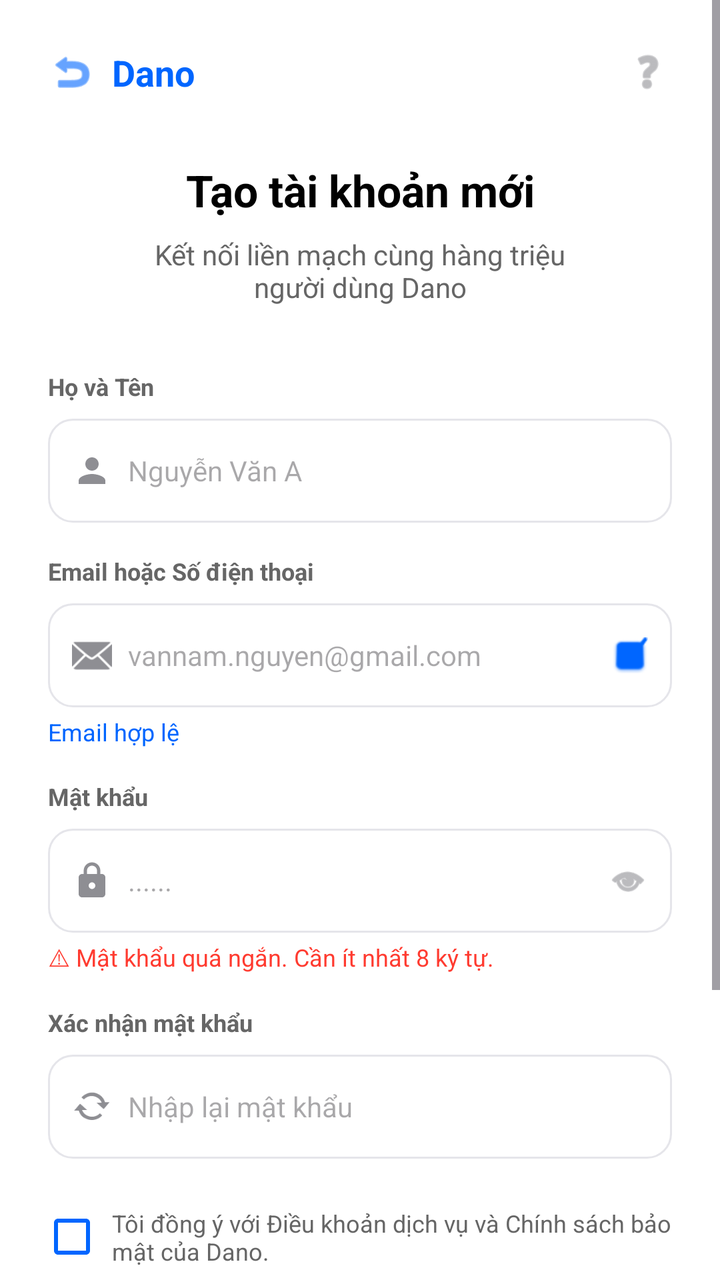
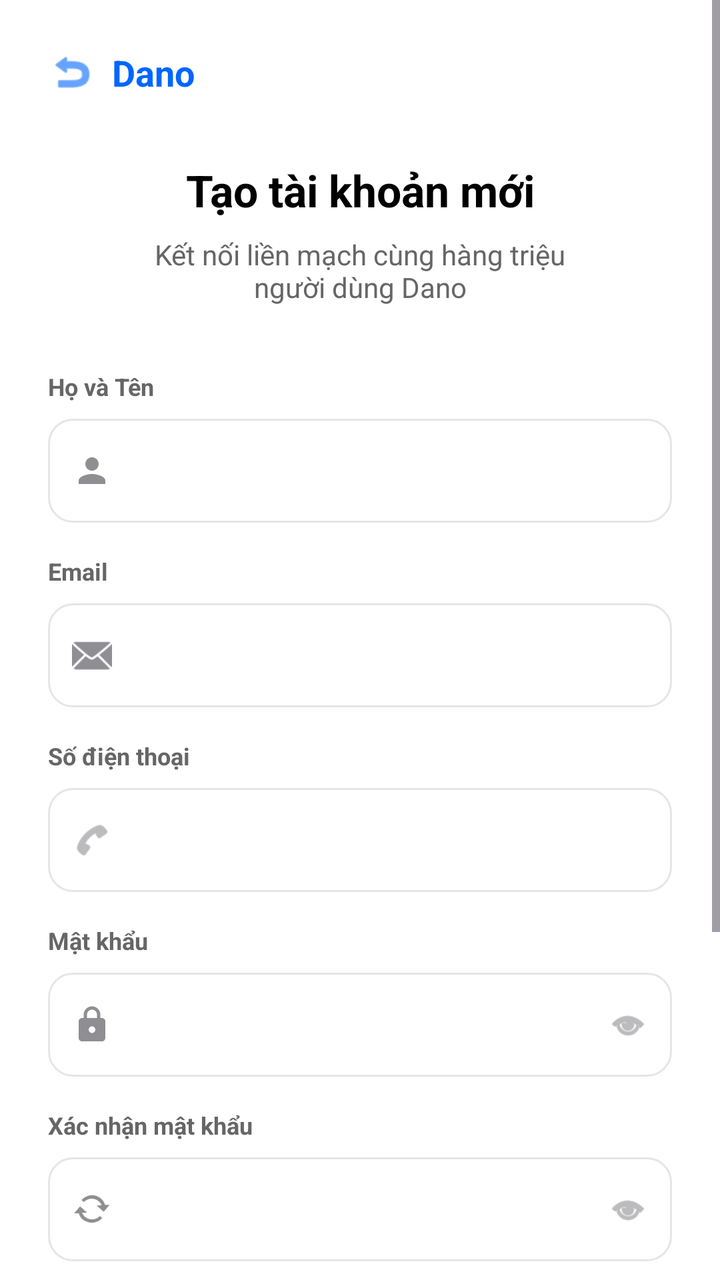

Before-and-after screenshots of an Android layout around one commit, followed by the original layout XML and the change that was made.
<!-- AndroidManifest.xml: application theme Theme.DanoChatApp -->
<!-- res/layout/activity_register.xml -->
<?xml version="1.0" encoding="utf-8"?>
<ScrollView xmlns:android="http://schemas.android.com/apk/res/android"
    xmlns:app="http://schemas.android.com/apk/res-auto"
    android:layout_width="match_parent"
    android:layout_height="match_parent"
    android:background="@color/white"
    android:fillViewport="true">

    <LinearLayout
        android:layout_width="match_parent"
        android:layout_height="wrap_content"
        android:orientation="vertical"
        android:padding="24dp">

        
        <RelativeLayout
            android:layout_width="match_parent"
            android:layout_height="wrap_content">

            <LinearLayout
                android:id="@+id/layout_back"
                android:layout_width="wrap_content"
                android:layout_height="wrap_content"
                android:gravity="center_vertical"
                android:orientation="horizontal">

                <ImageView
                    android:layout_width="24dp"
                    android:layout_height="24dp"
                    android:src="@android:drawable/ic_menu_revert"
                    app:tint="@color/primary" />

                <TextView
                    android:layout_width="wrap_content"
                    android:layout_height="wrap_content"
                    android:layout_marginStart="8dp"
                    android:text="Dano"
                    android:textColor="@color/primary"
                    android:textSize="18sp"
                    android:textStyle="bold" />
            </LinearLayout>

            <ImageView
                android:layout_width="24dp"
                android:layout_height="24dp"
                android:layout_alignParentEnd="true"
                android:layout_centerVertical="true"
                android:src="@android:drawable/ic_menu_help"
                app:tint="@color/neutral" />
        </RelativeLayout>

        <TextView
            android:layout_width="match_parent"
            android:layout_height="wrap_content"
            android:layout_marginTop="32dp"
            android:gravity="center"
            android:text="Tạo tài khoản mới"
            android:textColor="@color/black"
            android:textSize="22sp"
            android:textStyle="bold" />

        <TextView
            android:layout_width="match_parent"
            android:layout_height="wrap_content"
            android:layout_marginTop="8dp"
            android:gravity="center"
            android:paddingHorizontal="40dp"
            android:text="Kết nối liền mạch cùng hàng triệu người dùng Dano"
            android:textColor="@color/text_grey"
            android:textSize="14sp" />

        
        <LinearLayout
            android:layout_width="match_parent"
            android:layout_height="wrap_content"
            android:layout_marginTop="32dp"
            android:orientation="vertical">

            
            <TextView
                android:layout_width="wrap_content"
                android:layout_height="wrap_content"
                android:text="Họ và Tên"
                android:textColor="@color/text_grey"
                android:textSize="12sp"
                android:textStyle="bold" />

            <LinearLayout
                android:layout_width="match_parent"
                android:layout_height="52dp"
                android:layout_marginTop="8dp"
                android:background="@drawable/edit_text_bg"
                android:gravity="center_vertical"
                android:orientation="horizontal"
                android:paddingHorizontal="12dp">

                <ImageView
                    android:layout_width="20dp"
                    android:layout_height="20dp"
                    android:src="@drawable/ic_person" />

                <EditText
                    android:id="@+id/edit_name"
                    android:layout_width="match_parent"
                    android:layout_height="match_parent"
                    android:layout_marginStart="8dp"
                    android:background="@null"
                    android:hint="Nguyễn Văn A"
                    android:inputType="textPersonName"
                    android:textSize="14sp" />
            </LinearLayout>

            
            <TextView
                android:layout_width="wrap_content"
                android:layout_height="wrap_content"
                android:layout_marginTop="16dp"
                android:text="Email hoặc Số điện thoại"
                android:textColor="@color/text_grey"
                android:textSize="12sp"
                android:textStyle="bold" />

            <LinearLayout
                android:layout_width="match_parent"
                android:layout_height="52dp"
                android:layout_marginTop="8dp"
                android:background="@drawable/edit_text_bg"
                android:gravity="center_vertical"
                android:orientation="horizontal"
                android:paddingHorizontal="12dp">

                <ImageView
                    android:layout_width="20dp"
                    android:layout_height="20dp"
                    android:src="@android:drawable/ic_dialog_email"
                    app:tint="@color/neutral" />

                <EditText
                    android:id="@+id/edit_email"
                    android:layout_width="0dp"
                    android:layout_height="match_parent"
                    android:layout_marginStart="8dp"
                    android:layout_weight="1"
                    android:background="@null"
                    android:hint="vannam.nguyen@gmail.com"
                    android:inputType="textEmailAddress"
                    android:textSize="14sp" />

                <ImageView
                    android:layout_width="18dp"
                    android:layout_height="18dp"
                    android:src="@android:drawable/checkbox_on_background"
                    app:tint="@color/primary" />
            </LinearLayout>

            <TextView
                android:layout_width="wrap_content"
                android:layout_height="wrap_content"
                android:layout_marginTop="4dp"
                android:text="Email hợp lệ"
                android:textColor="@color/primary"
                android:textSize="12sp" />

            
            <TextView
                android:layout_width="wrap_content"
                android:layout_height="wrap_content"
                android:layout_marginTop="16dp"
                android:text="Mật khẩu"
                android:textColor="@color/text_grey"
                android:textSize="12sp"
                android:textStyle="bold" />

            <LinearLayout
                android:layout_width="match_parent"
                android:layout_height="52dp"
                android:layout_marginTop="8dp"
                android:background="@drawable/edit_text_bg"
                android:gravity="center_vertical"
                android:orientation="horizontal"
                android:paddingHorizontal="12dp">

                <ImageView
                    android:layout_width="20dp"
                    android:layout_height="20dp"
                    android:src="@drawable/ic_lock" />

                <EditText
                    android:id="@+id/edit_password"
                    android:layout_width="0dp"
                    android:layout_height="match_parent"
                    android:layout_marginStart="8dp"
                    android:layout_weight="1"
                    android:background="@null"
                    android:hint="......"
                    android:inputType="textPassword"
                    android:textSize="14sp" />

                <ImageView
                    android:layout_width="20dp"
                    android:layout_height="20dp"
                    android:src="@android:drawable/ic_menu_view"
                    app:tint="@color/neutral" />
            </LinearLayout>

            <TextView
                android:layout_width="wrap_content"
                android:layout_height="wrap_content"
                android:layout_marginTop="4dp"
                android:text="⚠ Mật khẩu quá ngắn. Cần ít nhất 8 ký tự."
                android:textColor="@color/error_red"
                android:textSize="12sp" />

            
            <TextView
                android:layout_width="wrap_content"
                android:layout_height="wrap_content"
                android:layout_marginTop="16dp"
                android:text="Xác nhận mật khẩu"
                android:textColor="@color/text_grey"
                android:textSize="12sp"
                android:textStyle="bold" />

            <LinearLayout
                android:layout_width="match_parent"
                android:layout_height="52dp"
                android:layout_marginTop="8dp"
                android:background="@drawable/edit_text_bg"
                android:gravity="center_vertical"
                android:orientation="horizontal"
                android:paddingHorizontal="12dp">

                <ImageView
                    android:layout_width="20dp"
                    android:layout_height="20dp"
                    android:src="@android:drawable/stat_notify_sync"
                    app:tint="@color/neutral" />

                <EditText
                    android:id="@+id/edit_confirm_password"
                    android:layout_width="match_parent"
                    android:layout_height="match_parent"
                    android:layout_marginStart="8dp"
                    android:background="@null"
                    android:hint="Nhập lại mật khẩu"
                    android:inputType="textPassword"
                    android:textSize="14sp" />
            </LinearLayout>

            
            <LinearLayout
                android:layout_width="match_parent"
                android:layout_height="wrap_content"
                android:layout_marginTop="24dp"
                android:gravity="center_vertical"
                android:orientation="horizontal">

                <CheckBox
                    android:id="@+id/checkbox_terms"
                    android:layout_width="24dp"
                    android:layout_height="24dp"
                    android:buttonTint="@color/primary"
                    android:checked="true" />

                <TextView
                    android:layout_width="match_parent"
                    android:layout_height="wrap_content"
                    android:layout_marginStart="8dp"
                    android:text="Tôi đồng ý với Điều khoản dịch vụ và Chính sách bảo mật của Dano."
                    android:textColor="@color/text_grey"
                    android:textSize="12sp" />
            </LinearLayout>

            <androidx.appcompat.widget.AppCompatButton
                android:id="@+id/button_register"
                android:layout_width="match_parent"
                android:layout_height="56dp"
                android:layout_marginTop="32dp"
                android:background="@drawable/btn_primary_bg"
                android:text="Đăng ký ngay"
                android:textAllCaps="false"
                android:textColor="@color/white"
                android:textSize="16sp"
                android:textStyle="bold" />

        </LinearLayout>

        <LinearLayout
            android:layout_width="match_parent"
            android:layout_height="wrap_content"
            android:layout_marginTop="40dp"
            android:layout_marginBottom="24dp"
            android:gravity="center"
            android:orientation="horizontal">

            <TextView
                android:layout_width="wrap_content"
                android:layout_height="wrap_content"
                android:text="Bạn đã có tài khoản? "
                android:textColor="@color/text_grey"
                android:textSize="13sp" />

            <TextView
                android:id="@+id/text_login"
                android:layout_width="wrap_content"
                android:layout_height="wrap_content"
                android:text="Quay lại Đăng nhập"
                android:textColor="@color/primary"
                android:textSize="13sp"
                android:textStyle="bold" />

            <ImageView
                android:layout_width="16dp"
                android:layout_height="16dp"
                android:layout_marginStart="4dp"
                android:src="@android:drawable/ic_menu_send"
                app:tint="@color/primary" />
        </LinearLayout>

    </LinearLayout>
</ScrollView>
<!-- resources referenced by this layout -->
<resources>
  <color name="black">#FF000000</color>
  <color name="error_red">#FF3B30</color>
  <color name="neutral">#8E8E93</color>
  <color name="primary">#0066FF</color>
  <color name="text_grey">#666666</color>
  <color name="white">#FFFFFFFF</color>
  <!-- drawable btn_primary_bg (drawable) -->
  <?xml version="1.0" encoding="utf-8"?>
  <shape xmlns:android="http://schemas.android.com/apk/res/android">
      <solid android:color="@color/primary" />
      <corners android:radius="12dp" />
  </shape>
  <!-- drawable edit_text_bg (drawable) -->
  <?xml version="1.0" encoding="utf-8"?>
  <shape xmlns:android="http://schemas.android.com/apk/res/android">
      <solid android:color="@color/white" />
      <stroke
          android:width="1dp"
          android:color="#E5E5EA" />
      <corners android:radius="12dp" />
  </shape>
  <!-- drawable ic_lock (drawable) -->
  <vector xmlns:android="http://schemas.android.com/apk/res/android"
      android:width="24dp"
      android:height="24dp"
      android:viewportWidth="24"
      android:viewportHeight="24">
      <path
          android:fillColor="@color/neutral"
          android:pathData="M18,8h-1L17,6c0,-2.76 -2.24,-5 -5,-5S7,3.24 7,6v2L6,8c-1.1,0 -2,0.9 -2,2v10c0,1.1 0.9,2 2,2h12c1.1,0 2,-0.9 2,-2L20,10c0,-1.1 -0.9,-2 -2,-2zM9,6c0,-1.66 1.34,-3 3,-3s3,1.34 3,3v2L9,8L9,6zM12,17c-1.1,0 -2,-0.9 -2,-2s0.9,-2 2,-2 2,0.9 2,2 -0.9,2 -2,2z" />
  </vector>
  <!-- drawable ic_person (drawable) -->
  <vector xmlns:android="http://schemas.android.com/apk/res/android"
      android:width="24dp"
      android:height="24dp"
      android:viewportWidth="24"
      android:viewportHeight="24">
      <path
          android:fillColor="@color/neutral"
          android:pathData="M12,12c2.21,0 4,-1.79 4,-4s-1.79,-4 -4,-4 -4,1.79 -4,4 1.79,4 4,4zM12,14c-2.67,0 -8,1.34 -8,4v2h16v-2c0,-2.66 -5.33,-4 -8,-4z" />
  </vector>
  <style name="Theme.DanoChatApp" parent="Base.Theme.DanoChatApp" />
  <style name="Base.Theme.DanoChatApp" parent="Theme.Material3.DayNight.NoActionBar">
          
          <item name="colorPrimary">@color/primary</item>
          <item name="colorPrimaryVariant">@color/primary_dark</item>
          <item name="colorSecondary">@color/secondary</item>
          <item name="android:statusBarColor">@color/white</item>
          <item name="android:windowLightStatusBar">true</item>
      </style>
  <color name="primary_dark">#0052CC</color>
  <color name="secondary">#FF9500</color>
</resources>

<!-- the commit's change to res/layout/activity_register.xml (unified diff, before → after) -->
@@ -39,14 +39,6 @@
                     android:textSize="18sp"
                     android:textStyle="bold" />
             </LinearLayout>
-
-            <ImageView
-                android:layout_width="24dp"
-                android:layout_height="24dp"
-                android:layout_alignParentEnd="true"
-                android:layout_centerVertical="true"
-                android:src="@android:drawable/ic_menu_help"
-                app:tint="@color/neutral" />
         </RelativeLayout>
 
         <TextView
@@ -105,7 +97,6 @@
                     android:layout_height="match_parent"
                     android:layout_marginStart="8dp"
                     android:background="@null"
-                    android:hint="Nguyễn Văn A"
                     android:inputType="textPersonName"
                     android:textSize="14sp" />
             </LinearLayout>
@@ -115,7 +106,7 @@
                 android:layout_width="wrap_content"
                 android:layout_height="wrap_content"
                 android:layout_marginTop="16dp"
-                android:text="Email hoặc Số điện thoại"
+                android:text="Email"
                 android:textColor="@color/text_grey"
                 android:textSize="12sp"
                 android:textStyle="bold" />
@@ -137,29 +128,48 @@
 
                 <EditText
                     android:id="@+id/edit_email"
-                    android:layout_width="0dp"
-                    android:layout_height="match_parent"
-                    android:layout_marginStart="8dp"
-                    android:layout_weight="1"
-                    android:background="@null"
-                    android:hint="vannam.nguyen@gmail.com"
+                    android:layout_width="match_parent"
+                    android:layout_height="match_parent"
+                    android:layout_marginStart="8dp"
+                    android:background="@null"
                     android:inputType="textEmailAddress"
                     android:textSize="14sp" />
-
-                <ImageView
-                    android:layout_width="18dp"
-                    android:layout_height="18dp"
-                    android:src="@android:drawable/checkbox_on_background"
-                    app:tint="@color/primary" />
-            </LinearLayout>
-
-            <TextView
-                android:layout_width="wrap_content"
-                android:layout_height="wrap_content"
-                android:layout_marginTop="4dp"
-                android:text="Email hợp lệ"
-                android:textColor="@color/primary"
-                android:textSize="12sp" />
+            </LinearLayout>
+
+            
+            <TextView
+                android:layout_width="wrap_content"
+                android:layout_height="wrap_content"
+                android:layout_marginTop="16dp"
+                android:text="Số điện thoại"
+                android:textColor="@color/text_grey"
+                android:textSize="12sp"
+                android:textStyle="bold" />
+
+            <LinearLayout
+                android:layout_width="match_parent"
+                android:layout_height="52dp"
+                android:layout_marginTop="8dp"
+                android:background="@drawable/edit_text_bg"
+                android:gravity="center_vertical"
+                android:orientation="horizontal"
+                android:paddingHorizontal="12dp">
+
+                <ImageView
+                    android:layout_width="20dp"
+                    android:layout_height="20dp"
+                    android:src="@android:drawable/ic_menu_call"
+                    app:tint="@color/neutral" />
+
+                <EditText
+                    android:id="@+id/edit_phone"
+                    android:layout_width="match_parent"
+                    android:layout_height="match_parent"
+                    android:layout_marginStart="8dp"
+                    android:background="@null"
+                    android:inputType="phone"
+                    android:textSize="14sp" />
+            </LinearLayout>
 
             
             <TextView
@@ -192,24 +202,28 @@
                     android:layout_marginStart="8dp"
                     android:layout_weight="1"
                     android:background="@null"
-                    android:hint="......"
                     android:inputType="textPassword"
                     android:textSize="14sp" />
 
                 <ImageView
+                    android:id="@+id/image_show_password"
                     android:layout_width="20dp"
                     android:layout_height="20dp"
                     android:src="@android:drawable/ic_menu_view"
-                    app:tint="@color/neutral" />
-            </LinearLayout>
-
-            <TextView
+                    android:clickable="true"
+                    android:focusable="true"
+                    app:tint="@color/neutral" />
+            </LinearLayout>
+
+            <TextView
+                android:id="@+id/text_password_error"
                 android:layout_width="wrap_content"
                 android:layout_height="wrap_content"
                 android:layout_marginTop="4dp"
-                android:text="⚠ Mật khẩu quá ngắn. Cần ít nhất 8 ký tự."
+                android:text="⚠ Mật khẩu cần ít nhất 8 ký tự, gồm chữ, số và ký tự đặc biệt."
                 android:textColor="@color/error_red"
-                android:textSize="12sp" />
+                android:textSize="12sp"
+                android:visibility="gone" />
 
             
             <TextView
@@ -238,13 +252,22 @@
 
                 <EditText
                     android:id="@+id/edit_confirm_password"
-                    android:layout_width="match_parent"
-                    android:layout_height="match_parent"
-                    android:layout_marginStart="8dp"
-                    android:background="@null"
-                    android:hint="Nhập lại mật khẩu"
+                    android:layout_width="0dp"
+                    android:layout_height="match_parent"
+                    android:layout_marginStart="8dp"
+                    android:layout_weight="1"
+                    android:background="@null"
                     android:inputType="textPassword"
                     android:textSize="14sp" />
+
+                <ImageView
+                    android:id="@+id/image_show_confirm_password"
+                    android:layout_width="20dp"
+                    android:layout_height="20dp"
+                    android:src="@android:drawable/ic_menu_view"
+                    android:clickable="true"
+                    android:focusable="true"
+                    app:tint="@color/neutral" />
             </LinearLayout>
 
             
